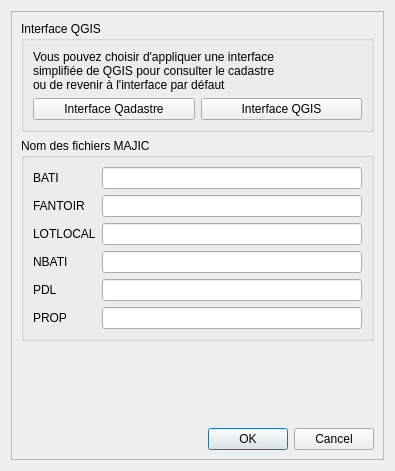
The window that forms/qadastre_option_form.ui (3liz/QgisCadastrePlugin) describes before a commit, drawn with Qt 5.
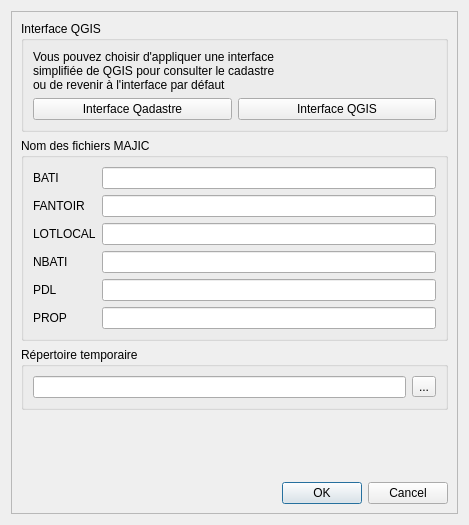
The same window after the commit. Icons and pictures are not drawn.

Commit message: Options - enregistrement des options d'import

```diff
--- a/forms/qadastre_option_form.ui
+++ b/forms/qadastre_option_form.ui
@@ -6,8 +6,8 @@
    <rect>
     <x>0</x>
     <y>0</y>
-    <width>395</width>
-    <height>471</height>
+    <width>469</width>
+    <height>525</height>
    </rect>
   </property>
   <property name="windowTitle">
@@ -24,8 +24,8 @@
        <rect>
         <x>0</x>
         <y>0</y>
-        <width>375</width>
-        <height>451</height>
+        <width>449</width>
+        <height>505</height>
        </rect>
       </property>
       <layout class="QVBoxLayout" name="verticalLayout_2">
@@ -138,6 +138,33 @@
          </layout>
         </widget>
        </item>
+       <item>
+        <widget class="QGroupBox" name="groupBox_2">
+         <property name="title">
+          <string>Répertoire temporaire</string>
+         </property>
+         <layout class="QVBoxLayout" name="verticalLayout_4">
+          <item>
+           <layout class="QHBoxLayout" name="horizontalLayout">
+            <item>
+             <widget class="QLineEdit" name="inTempDir"/>
+            </item>
+            <item>
+             <widget class="QToolButton" name="btTempDir">
+              <property name="text">
+               <string>...</string>
+              </property>
+              <property name="icon">
+               <iconset resource="resource.qrc">
+                <normaloff>:/plugins/qadastre/icons/open.png</normaloff>:/plugins/qadastre/icons/open.png</iconset>
+              </property>
+             </widget>
+            </item>
+           </layout>
+          </item>
+         </layout>
+        </widget>
+       </item>
        <item>
         <spacer name="verticalSpacer">
          <property name="orientation">
```
Left out of the diff: 4 changed lines with no effect on the pictures. The commit also changes 8 other files.
